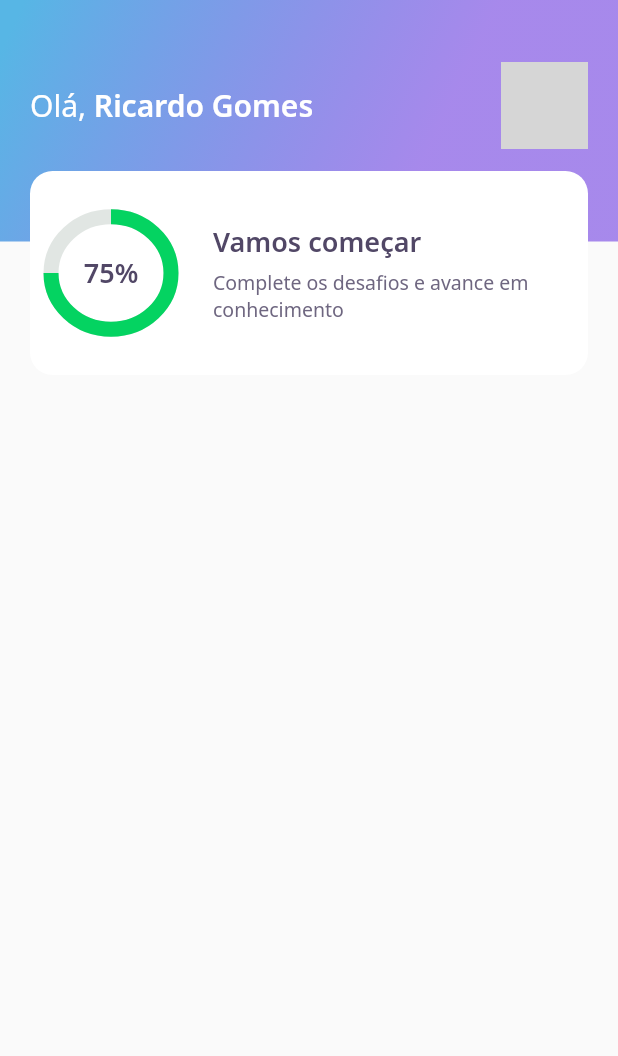
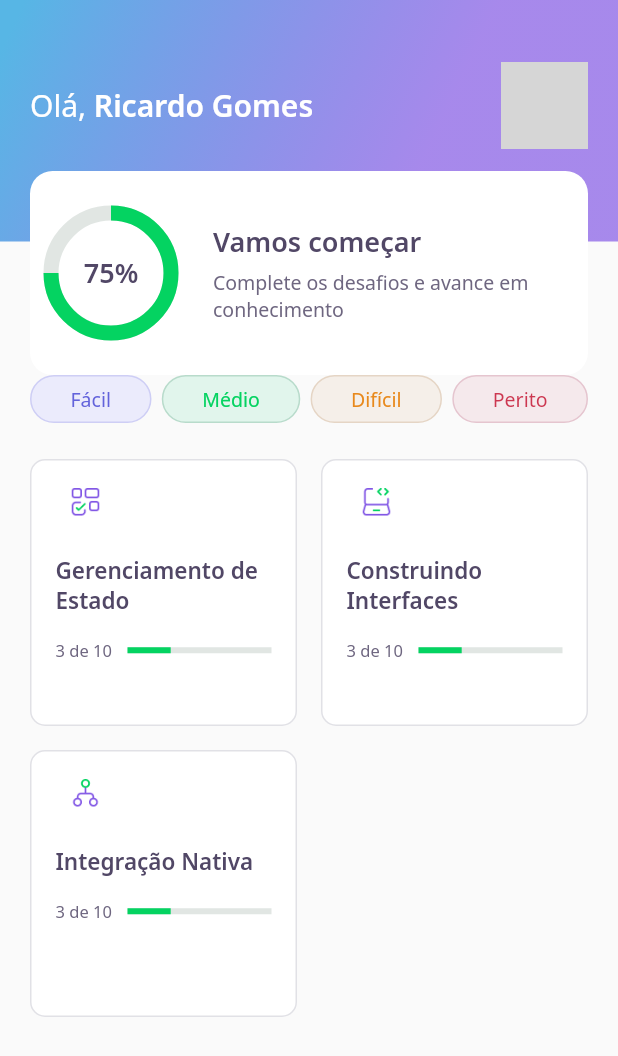
Before and after one commit to sleiph/devquiz_nlw5, a Flutter app: the screen it shows after launch, on a phone screen of 412 x 824 dp. Shown: the top 1056 px of the screen. Run offline on Flutter 3.47's test engine with Material 2 defaults, Android fonts, the phone set to English and light mode, and no system bars; our stand-ins replace google_fonts; network calls fail; grey boxes are pictures that could not be loaded.

Commit message:
metade da aula 02

```diff
--- a/lib/core/app_widget.dart
+++ b/lib/core/app_widget.dart
@@ -1,4 +1,6 @@
 import 'package:devquiz_nlw5/home/home_page.dart';
+import 'package:devquiz_nlw5/challenge/challenge_page.dart';
+
 import 'package:flutter/material.dart';
 
 class AppWidget extends StatelessWidget {
@@ -8,6 +10,7 @@
       debugShowCheckedModeBanner: false,
       title: "DevQuiz",
       home: HomePage(),
+      //home: ChallengePage(),
     );
   }
 }
--- a/lib/home/home_page.dart
+++ b/lib/home/home_page.dart
@@ -1,4 +1,7 @@
+import 'package:devquiz_nlw5/core/core.dart';
 import 'package:devquiz_nlw5/home/widgets/app_bar.dart';
+import 'package:devquiz_nlw5/home/widgets/level_button.dart';
+import 'package:devquiz_nlw5/home/widgets/quiz_card.dart';
 import 'package:flutter/material.dart';
 
 class HomePage extends StatefulWidget {
@@ -13,6 +16,43 @@
   Widget build(BuildContext context) {
     return Scaffold(
       appBar: AppBarWidget(),
+      body: Container(
+          padding: EdgeInsets.symmetric(horizontal: 20),
+          child: Column(
+            children: [
+              Row(
+                mainAxisAlignment: MainAxisAlignment.spaceBetween,
+                children: [
+                  LevelButtonWidget(label: "Fácil"),
+                  LevelButtonWidget(label: "Médio"),
+                  LevelButtonWidget(label: "Difícil"),
+                  LevelButtonWidget(label: "Perito"),
+                ],
+              ),
+              SizedBox(height: 24),
+              Expanded(
+                child: GridView.count(
+                  crossAxisCount: 2,
+                  crossAxisSpacing: 16,
+                  mainAxisSpacing: 16,
+                  children: [
+                    QuizCardWidget(
+                      title: "Gerenciamento de Estado",
+                      image: AppImages.blocks
+                    ),
+                    QuizCardWidget(
+                      title: "Construindo Interfaces",
+                      image: AppImages.laptop
+                    ),
+                    QuizCardWidget(
+                      title: "Integração Nativa",
+                      image: AppImages.hierarchy
+                    ),
+                  ],
+                ),
+              ),
+            ],
+          )),
     );
   }
 }
--- a/lib/home/widgets/app_bar.dart
+++ b/lib/home/widgets/app_bar.dart
@@ -1,5 +1,4 @@
-import 'package:devquiz_nlw5/core/app_gradients.dart';
-import 'package:devquiz_nlw5/core/app_text_styles.dart';
+import 'package:devquiz_nlw5/core/core.dart';
 import 'package:devquiz_nlw5/home/widgets/score_card.dart';
 import 'package:flutter/material.dart';
 
@@ -24,7 +23,8 @@
                     style: AppTextStyles.title,
                     children: [
                       TextSpan(
-                        text: 'Ricardo Gomes', style: AppTextStyles.titleBold
+                        text: 'Ricardo Gomes',
+                        style: AppTextStyles.titleBold
                       ),
                     ],
                   ),
--- a/lib/home/widgets/chart.dart
+++ b/lib/home/widgets/chart.dart
@@ -1,5 +1,4 @@
-import 'package:devquiz_nlw5/core/app_colors.dart';
-import 'package:devquiz_nlw5/core/app_text_styles.dart';
+import 'package:devquiz_nlw5/core/core.dart';
 import 'package:flutter/material.dart';
 
 class ChartWidget extends StatelessWidget {
@@ -8,23 +7,30 @@
   @override
   Widget build(BuildContext context) {
     return Container(
-      height: 75,
+      // padding: EdgeInsets.all(8),
       width: 80,
+      height: 80,
       child: Stack(
         children: [
           Center(
             child: Container(
-              height: 75,
               width: 80,
+              height: 80,
               child: CircularProgressIndicator(
                 strokeWidth: 10,
-                value: .75,
+                value: 0.75,
                 backgroundColor: AppColors.chartSecondary,
-                valueColor: AlwaysStoppedAnimation<Color>(AppColors.chartPrimary),
+                valueColor:
+                    AlwaysStoppedAnimation<Color>(AppColors.chartPrimary),
               ),
             ),
           ),
-          Center(child: Text('75%', style: AppTextStyles.heading)),
+          Center(
+            child: Text(
+              "75%",
+              style: AppTextStyles.heading,
+            ),
+          )
         ],
       ),
     );
--- /dev/null
+++ b/lib/home/widgets/level_button.dart
@@ -0,0 +1,59 @@
+import 'package:devquiz_nlw5/core/core.dart';
+import 'package:flutter/material.dart';
+import 'package:google_fonts/google_fonts.dart';
+
+class LevelButtonWidget extends StatelessWidget {
+  final String label;
+
+  LevelButtonWidget({Key? key, required this.label})
+      : assert(["Fácil", "Médio", "Difícil", "Perito"].contains(label)),
+        super(key: key);
+
+  final config = {
+    "Fácil": {
+      "color": AppColors.levelButtonFacil,
+      "borderColor": AppColors.levelButtonBorderFacil,
+      "fontColor": AppColors.levelButtonTextFacil
+    },
+    "Médio": {
+      "color": AppColors.levelButtonMedio,
+      "borderColor": AppColors.levelButtonBorderMedio,
+      "fontColor": AppColors.levelButtonTextMedio
+    },
+    "Difícil": {
+      "color": AppColors.levelButtonDificil,
+      "borderColor": AppColors.levelButtonBorderDificil,
+      "fontColor": AppColors.levelButtonTextDificil
+    },
+    "Perito": {
+      "color": AppColors.levelButtonPerito,
+      "borderColor": AppColors.levelButtonBorderPerito,
+      "fontColor": AppColors.levelButtonTextPerito
+    }
+  };
+
+  Color get color => config[label]!["color"]!;
+  Color get borderColor => config[label]!["borderColor"]!;
+  Color get fontColor => config[label]!["fontColor"]!;
+
+  @override
+  Widget build(BuildContext context) {
+    return Container(
+      decoration: BoxDecoration(
+        color: color,
+        border: Border.fromBorderSide(BorderSide(color: borderColor)),
+        borderRadius: BorderRadius.circular(28),
+      ),
+      child: Padding(
+        padding: const EdgeInsets.symmetric(horizontal: 26, vertical: 6),
+        child: Text(
+          label,
+          style: GoogleFonts.notoSans(
+            color: fontColor,
+            fontSize: 13,
+          ),
+        ),
+      ),
+    );
+  }
+}
--- /dev/null
+++ b/lib/home/widgets/quiz_card.dart
@@ -0,0 +1,47 @@
+import 'package:devquiz_nlw5/core/core.dart';
+import 'package:devquiz_nlw5/shared/widgets/progress_indicator.dart';
+import 'package:flutter/material.dart';
+
+class QuizCardWidget extends StatelessWidget {
+  final String title;
+  final String image;
+  const QuizCardWidget({Key? key, required this.title, required this.image}) : super(key: key);
+
+  @override
+  Widget build(BuildContext context) {
+    return Container(
+      padding: EdgeInsets.all(16),
+      decoration: BoxDecoration(
+        color: AppColors.white,
+        borderRadius: BorderRadius.circular(10),
+        border: Border.fromBorderSide(BorderSide(color: AppColors.border)),
+      ),
+      child: Column(
+        crossAxisAlignment: CrossAxisAlignment.start,
+        children: [
+          Container(
+            width: 40,
+            height: 23,
+            child: Image.asset(image),
+          ),
+          SizedBox(height: 24),
+          Text(
+            title,
+            style: AppTextStyles.heading15,
+          ),
+          SizedBox(height: 16),
+          Row(
+            children: [
+              Expanded(
+                  flex: 1, child: Text("3 de 10", style: AppTextStyles.body11)),
+              Expanded(
+                flex: 2,
+                child: ProgressIndicatorWidget(value: 0.3),
+              ),
+            ],
+          )
+        ],
+      ),
+    );
+  }
+}
--- a/lib/home/widgets/score_card.dart
+++ b/lib/home/widgets/score_card.dart
@@ -1,5 +1,4 @@
-import 'package:devquiz_nlw5/core/app_colors.dart';
-import 'package:devquiz_nlw5/core/app_text_styles.dart';
+import 'package:devquiz_nlw5/core/core.dart';
 import 'package:devquiz_nlw5/home/widgets/chart.dart';
 import 'package:flutter/material.dart';
 
--- /dev/null
+++ b/lib/shared/widgets/progress_indicator.dart
@@ -0,0 +1,17 @@
+import 'package:devquiz_nlw5/core/core.dart';
+import 'package:flutter/material.dart';
+
+class ProgressIndicatorWidget extends StatelessWidget {
+  final double value;
+  const ProgressIndicatorWidget({Key? key, required this.value})
+      : super(key: key);
+
+  @override
+  Widget build(BuildContext context) {
+    return LinearProgressIndicator(
+      value: value,
+      backgroundColor: AppColors.chartSecondary,
+      valueColor: AlwaysStoppedAnimation<Color>(AppColors.chartPrimary),
+    );
+  }
+}
```
Also changed, not shown: lib/challenge/challenge_page.dart (added, +24 -0 lines), lib/challenge/widgets/answer.dart (added, +70 -0 lines), lib/challenge/widgets/question_indicator.dart (added, +33 -0 lines), lib/challenge/widgets/quiz.dart (added, +54 -0 lines), lib/core/app_gradients.dart (+11 -8 lines), lib/splash/splash_page.dart (+4 -3 lines).
